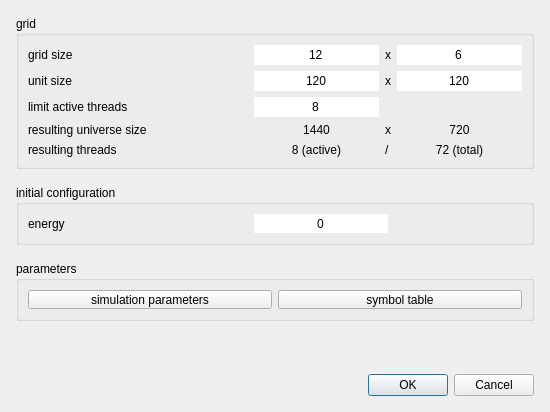
Old version of the form source/Gui/Dialogs/NewSimulationDialog.ui in the repository chrxh/alien.
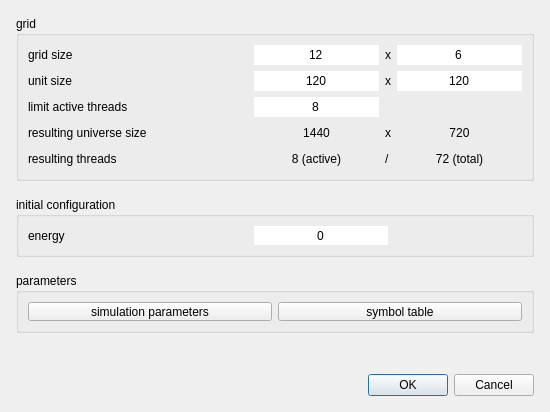
New version of the form.

The edit to the form file:
```diff
--- a/source/Gui/Dialogs/NewSimulationDialog.ui
+++ b/source/Gui/Dialogs/NewSimulationDialog.ui
@@ -111,7 +111,7 @@
         <property name="minimumSize">
          <size>
           <width>180</width>
-          <height>0</height>
+          <height>20</height>
          </size>
         </property>
         <property name="text">
@@ -247,6 +247,12 @@
       </item>
       <item row="4" column="0">
        <widget class="QLabel" name="label_9">
+        <property name="minimumSize">
+         <size>
+          <width>0</width>
+          <height>20</height>
+         </size>
+        </property>
         <property name="text">
          <string>resulting threads</string>
         </property>
```
